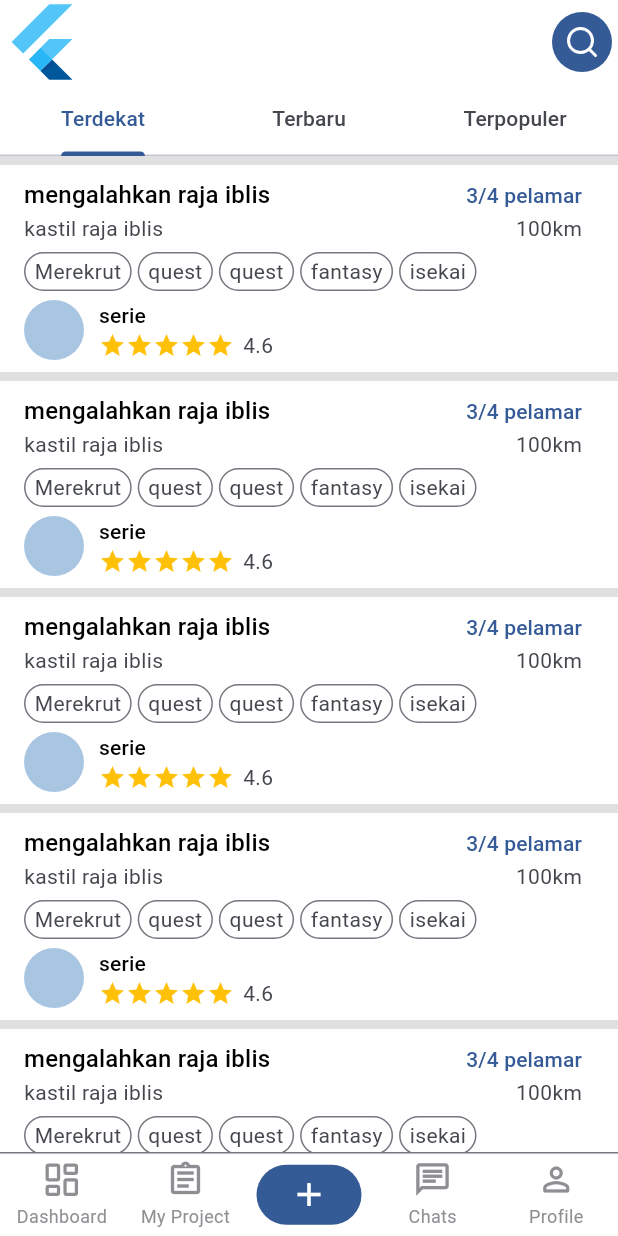
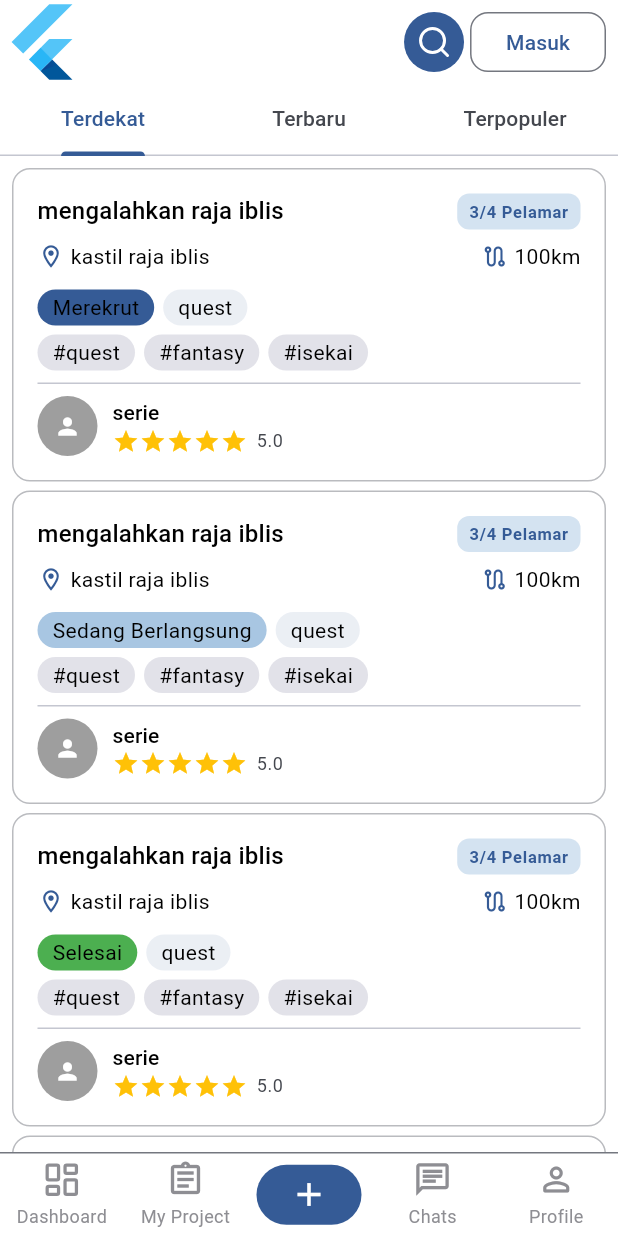
Before and after one commit to Ariyalex/SEJASA, a Flutter app: the screen it shows after launch, on a phone screen of 412 x 824 dp. Run offline on Flutter 3.47's test engine with Material 3 defaults, Android fonts, the phone set to English and light mode, and no system bars; drawn by our look-alikes of flutter_rating_bar, persistent_bottom_nav_bar_v2; our stand-ins replace bloc_concurrency, connectivity_plus, dio, equatable, flex_color_scheme, flutter_bloc and 8 more.

Commit message:
feat: refactor project management structure, enhance UI components, and implement new features across various modules
- Refactored dashboard module into dashboard_project module.
- Implemented project management features with repository pattern and added dashboard bloc for state management.
- Enhanced UI components for project display, including dynamic titles in MyChip widget.
- Updated project list widgets to improve loading states and added skeleton loaders.
- Introduced MyOutlineButton for consistent button styling.
- Added support for new project statuses and their corresponding UI representations.
- Removed deprecated project module and migrated relevant functionality to my_project module.
- Updated pubspec.yaml to include bloc_concurrency package for improved event handling.

```diff
--- a/lib/core/widgets/build_project_list_fetch_page_widget.dart
+++ b/lib/core/widgets/build_project_list_fetch_page_widget.dart
@@ -32,21 +32,22 @@ class BuildProjectListFetchPageWidget extends HookWidget {
   Widget build(BuildContext context) {
     return RefreshIndicator(
       onRefresh: onRefresh,
-      child: NotificationListener<ScrollNotification>(
-        onNotification: (ScrollNotification scrollInfo) {
-          if (!hasReachedMax &&
-              !isFetchingMore &&
-              scrollInfo.metrics.pixels >=
-                  scrollInfo.metrics.maxScrollExtent * 0.9) {
-            onLoadMore();
-          }
-          return false;
-        },
       child: ListView.separated(
-          padding: EdgeInsets.symmetric(vertical: 6),
+        padding: EdgeInsets.all(8),
         itemCount: isLoading ? 10 : projects.length + (hasReachedMax ? 0 : 5),
         separatorBuilder: (context, index) => SizedBox(height: 6),
         itemBuilder: (context, index) {
+          if (!isLoading &&
+              !isFetchingMore &&
+              !hasReachedMax &&
+              index == projects.length + 1) {
+            WidgetsBinding.instance.addPostFrameCallback((_) {
+              print(
+                "🚀 Load more dipicu tepat saat skeleton pertama dirender!",
+              );
+              onLoadMore();
+            });
+          }
           if (index >= projects.length || isLoading) {
             return Skeletonizer(
               child: ProjectItemWidget(
@@ -70,7 +71,6 @@ class BuildProjectListFetchPageWidget extends HookWidget {
           );
         },
       ),
-      ),
     );
   }
 }
--- a/lib/core/widgets/build_project_list_widget.dart
+++ b/lib/core/widgets/build_project_list_widget.dart
@@ -22,7 +22,7 @@ class BuildProjectListWidget extends StatelessWidget {
     return RefreshIndicator(
       onRefresh: onRefresh,
       child: ListView.separated(
-        padding: EdgeInsets.symmetric(vertical: 6),
+        padding: EdgeInsets.all(8),
         itemCount: isLoading ? 5 : projects.length,
         separatorBuilder: (context, index) => SizedBox(height: 6),
         itemBuilder: (context, index) {
--- /dev/null
+++ b/lib/core/widgets/my_outline_button.dart
@@ -0,0 +1,26 @@
+import 'package:flutter/material.dart';
+
+class MyOutlineButton extends StatelessWidget {
+  final Widget child;
+  final VoidCallback? onPressed;
+  const MyOutlineButton({
+    super.key,
+    required this.child,
+    required this.onPressed,
+  });
+
+  @override
+  Widget build(BuildContext context) {
+    return OutlinedButton(
+      style: ButtonStyle(
+        shape: WidgetStatePropertyAll(
+          RoundedRectangleBorder(
+            borderRadius: BorderRadiusGeometry.circular(12),
+          ),
+        ),
+      ),
+      onPressed: onPressed,
+      child: child,
+    );
+  }
+}
--- a/lib/core/widgets/my_tab_chip.dart
+++ b/lib/core/widgets/my_tab_chip.dart
@@ -14,7 +14,7 @@ class MyTabChip extends StatelessWidget {
         border: Border.all(color: theme.dividerColor),
         borderRadius: BorderRadius.circular(50),
       ),
-      padding: EdgeInsets.symmetric(vertical: 2, horizontal: 6),
+      padding: EdgeInsets.symmetric(vertical: 4, horizontal: 10),
       child: Text(title),
     );
   }
--- a/lib/core/widgets/my_visual_chip.dart
+++ b/lib/core/widgets/my_visual_chip.dart
@@ -1,21 +1,32 @@
 import 'package:flutter/material.dart';
 
 class MyVisualChip extends StatelessWidget {
-  const MyVisualChip({super.key, required this.title});
-
   final String title;
+  final Color? backgroundColor;
+  final Color? textColor;
+  const MyVisualChip({
+    super.key,
+    required this.title,
+    this.backgroundColor,
+    this.textColor,
+  });
 
   @override
   Widget build(BuildContext context) {
     final theme = Theme.of(context);
     return Container(
       decoration: BoxDecoration(
-        color: theme.chipTheme.backgroundColor,
-        border: Border.all(color: theme.dividerColor),
+        color: backgroundColor ?? theme.colorScheme.surfaceContainerHighest,
+        // border: Border.all(color: theme.dividerColor),
         borderRadius: BorderRadius.circular(50),
       ),
-      padding: EdgeInsets.symmetric(vertical: 2, horizontal: 6),
-      child: Text(title),
+      padding: EdgeInsets.symmetric(vertical: 2, horizontal: 10),
+      child: Text(
+        title,
+        style: theme.chipTheme.labelStyle?.copyWith(
+          color: textColor ?? theme.colorScheme.onSurfaceVariant,
+        ),
+      ),
     );
   }
 }
--- a/lib/core/widgets/project_item_widget.dart
+++ b/lib/core/widgets/project_item_widget.dart
@@ -15,96 +15,129 @@ class ProjectItemWidget extends StatelessWidget {
   @override
   Widget build(BuildContext context) {
     final theme = Theme.of(context);
-    if (isMyProject) {
-      return myProjectTile(theme);
-    } else {
-      return otherProjectTile(theme);
-    }
-  }
-
-  Widget myProjectTile(ThemeData theme) {
-    return ListTile(
-      title: Row(
+    return InkWell(
+      onTap: () {},
+      child: Container(
+        padding: const EdgeInsets.all(16),
+        decoration: BoxDecoration(
+          color: theme.scaffoldBackgroundColor,
+          borderRadius: BorderRadius.circular(12),
+          border: Border.all(color: theme.dividerColor.withValues(alpha: 0.5)),
+        ),
+        child: Column(
+          crossAxisAlignment: CrossAxisAlignment.start,
+          spacing: 8,
+          children: [
+            Row(
               mainAxisAlignment: MainAxisAlignment.spaceBetween,
+              spacing: 8,
               children: [
-          Text(project.title, style: theme.textTheme.titleMedium),
-          Text(
-            "${project.participant} pelamar",
-            style: theme.textTheme.titleSmall!.copyWith(
+                Expanded(
+                  child: Text(
+                    project.title,
+                    style: theme.textTheme.titleMedium,
+                  ),
+                ),
+                Container(
+                  padding: const EdgeInsets.symmetric(
+                    horizontal: 8,
+                    vertical: 4,
+                  ),
+                  decoration: BoxDecoration(
+                    color: theme.colorScheme.primaryContainer.withValues(
+                      alpha: 0.5,
+                    ),
+                    borderRadius: BorderRadius.circular(8),
+                  ),
+                  child: Text(
+                    "${project.participant} Pelamar",
+                    style: theme.textTheme.labelSmall?.copyWith(
                       color: theme.colorScheme.primary,
+                      fontWeight: FontWeight.bold,
+                    ),
                   ),
                 ),
               ],
             ),
-      subtitle: Column(
-        spacing: 6,
+            Column(
               crossAxisAlignment: CrossAxisAlignment.start,
               children: [
                 Row(
                   children: [
+                    Icon(
+                      Icons.location_on_outlined,
+                      size: 18,
+                      color: theme.colorScheme.primary,
+                    ),
+                    const SizedBox(width: 4),
                     Expanded(
-                child: Text(project.address, overflow: TextOverflow.ellipsis),
+                      child: Text(
+                        project.address,
+                        overflow: TextOverflow.ellipsis,
                       ),
+                    ),
+                    const SizedBox(width: 8),
+                    Icon(
+                      Icons.route_outlined,
+                      size: 18,
+                      color: theme.colorScheme.primary,
+                    ),
+                    const SizedBox(width: 4),
                     Text(project.distance),
                   ],
                 ),
+                const SizedBox(height: 12),
+                Row(
+                  spacing: 6,
+                  children: [
+                    MyVisualChip(
+                      title: project.status.display,
+                      textColor: project.status.getTextColor(theme),
+                      backgroundColor: project.status.getBackgroundColor(theme),
+                    ),
+                    MyVisualChip(
+                      title: project.category,
+                      backgroundColor: theme.colorScheme.primary.withValues(
+                        alpha: 0.1,
+                      ),
+                      textColor: theme.colorScheme.primary,
+                    ),
+                  ],
+                ),
+                const SizedBox(height: 6),
                 Wrap(
-            spacing: 4,
-            runSpacing: 4,
-            children: [
-              MyVisualChip(title: project.status.display),
-              MyVisualChip(title: project.category),
-              ...project.hastags?.map<Widget>((e) => MyVisualChip(title: e)) ??
+                  spacing: 6,
+                  runSpacing: 6,
+                  children:
+                      project.hastags
+                          ?.map<Widget>((e) => MyVisualChip(title: "#$e"))
+                          .toList() ??
                       [],
+                ),
+                if (!isMyProject) ...[
+                  const Padding(
+                    padding: EdgeInsets.symmetric(vertical: 8),
+                    child: Divider(height: 1),
+                  ),
+                  _buildOwnerProfile(theme),
+                ],
               ],
             ),
           ],
         ),
-      onTap: () {},
-      tileColor: theme.scaffoldBackgroundColor,
+      ),
     );
   }
 
-  Widget otherProjectTile(ThemeData theme) {
-    return ListTile(
-      title: Row(
-        mainAxisAlignment: MainAxisAlignment.spaceBetween,
-        children: [
-          Text(project.title, style: theme.textTheme.titleMedium),
-          Text(
-            "${project.participant} pelamar",
-            style: theme.textTheme.titleSmall!.copyWith(
-              color: theme.colorScheme.primary,
-            ),
-          ),
-        ],
-      ),
-      subtitle: Column(
-        spacing: 6,
-        crossAxisAlignment: CrossAxisAlignment.start,
-        children: [
-          Row(
-            children: [
-              Expanded(
-                child: Text(project.address, overflow: TextOverflow.ellipsis),
-              ),
-              Text(project.distance),
-            ],
-          ),
-          Wrap(
-            spacing: 4,
-            runSpacing: 4,
-            children: [
-              MyVisualChip(title: project.status.display),
-              MyVisualChip(title: project.category),
-              ...project.hastags?.map<Widget>((e) => MyVisualChip(title: e)) ??
-                  [],
-            ],
-          ),
-          Row(
+  Widget _buildOwnerProfile(ThemeData theme) {
+    return Row(
       spacing: 10,
       children: [
-              CircleAvatar(),
+        CircleAvatar(
+          radius: 20,
+          backgroundColor: Colors.grey,
+          child: Icon(Icons.person, size: 18, color: Colors.white),
+        ),
         Column(
           crossAxisAlignment: CrossAxisAlignment.start,
           children: [
@@ -125,17 +158,17 @@ class ProjectItemWidget extends StatelessWidget {
                   rating: project.ownerRating,
                   itemSize: 18,
                 ),
-                      Text("4.6"),
-                    ],
+                Text(
+                  project.ownerRating.toString(),
+                  style: theme.textTheme.bodySmall?.copyWith(
+                    color: theme.colorScheme.onSurfaceVariant,
+                  ),
                 ),
               ],
             ),
           ],
         ),
       ],
-      ),
-      onTap: () {},
-      tileColor: theme.scaffoldBackgroundColor,
     );
   }
 }
--- a/lib/data/providers/mock/mock_project_provider.dart
+++ b/lib/data/providers/mock/mock_project_provider.dart
@@ -37,7 +37,7 @@ class MockProjectProvider extends RemoteProjectProvider {
           "id": "duhfjsahkdfhas",
           "title": "mengalahkan raja iblis",
           "address": "kastil raja iblis",
-          "status": "hiring",
+          "status": "on_going",
           "distance": "100km",
           "participant": "3/4",
           "category": "quest",
@@ -57,7 +57,7 @@ class MockProjectProvider extends RemoteProjectProvider {
           "id": "duhfjsahkdfhas",
           "title": "mengalahkan raja iblis",
           "address": "kastil raja iblis",
-          "status": "hiring",
+          "status": "completed",
           "distance": "100km",
           "participant": "3/4",
           "category": "quest",
@@ -77,7 +77,7 @@ class MockProjectProvider extends RemoteProjectProvider {
           "id": "duhfjsahkdfhas",
           "title": "mengalahkan raja iblis",
           "address": "kastil raja iblis",
-          "status": "hiring",
+          "status": "cancled",
           "distance": "100km",
           "participant": "3/4",
           "category": "quest",
--- a/lib/data/value_objects/project_status.dart
+++ b/lib/data/value_objects/project_status.dart
@@ -1,3 +1,5 @@
+import 'package:flutter/material.dart';
+
 enum ProjectStatus {
   hiring('hiring', 'Merekrut'),
   going('on_going', 'Sedang Berlangsung'),
@@ -17,4 +19,30 @@ enum ProjectStatus {
       orElse: () => throw Exception('invalid status value: $value'),
     );
   }
+
+  Color getTextColor(ThemeData theme) {
+    switch (this) {
+      case ProjectStatus.hiring:
+        return theme.colorScheme.onPrimary;
+      case ProjectStatus.going:
+        return theme.colorScheme.onSecondary;
+      case ProjectStatus.completed:
+        return Colors.white;
+      case ProjectStatus.cancled:
+        return theme.colorScheme.onError;
+    }
+  }
+
+  Color getBackgroundColor(ThemeData theme) {
+    switch (this) {
+      case ProjectStatus.hiring:
+        return theme.colorScheme.primary;
+      case ProjectStatus.going:
+        return theme.colorScheme.secondary;
+      case ProjectStatus.completed:
+        return Colors.green;
+      case ProjectStatus.cancled:
+        return theme.colorScheme.error;
+    }
+  }
 }
--- a/lib/modules/dashboard_project/bloc/dashboard_project_bloc.dart
+++ b/lib/modules/dashboard_project/bloc/dashboard_project_bloc.dart
@@ -1,3 +1,4 @@
+import 'package:bloc_concurrency/bloc_concurrency.dart';
 import 'package:flutter_bloc/flutter_bloc.dart';
 import 'package:sejasa/data/repositories/project_repository.dart';
 import 'package:sejasa/modules/dashboard_project/bloc/dashboard_project_event.dart';
@@ -10,31 +11,24 @@ class DashboardProjectBloc
   DashboardProjectBloc(this._repository)
     : super(const DashboardProjectState()) {
     on<LoadInitialProjectsEvent>(_onLoadInitialProjectsEvent);
-    on<LoadMoreProjectsEvent>(_onLoadMoreProjectEvent);
+    on<LoadMoreProjectsEvent>(
+      _onLoadMoreProjectEvent,
+      transformer: droppable(),
+    );
   }
 
   Future<void> _onLoadInitialProjectsEvent(
     LoadInitialProjectsEvent event,
     Emitter<DashboardProjectState> emit,
   ) async {
-    final DashboardProjectTabPagingState currentTabState;
-    switch (event.tabType) {
-      case DashboardProjectTabType.closest:
-        currentTabState = state.closest;
-        break;
-      case DashboardProjectTabType.latest:
-        currentTabState = state.latest;
-        break;
-      case DashboardProjectTabType.popular:
-        currentTabState = state.popular;
-        break;
-    }
-
     emit(
       _updateTabState(
+        currentState: state,
+        type: event.tabType,
+        newTabState: _getCurrentTabPagingState(
+          event.tabType,
           state,
-        event.tabType,
-        currentTabState.copyWith(isFetchingInitial: true),
+        ).copyWith(isFetchingInitial: true),
       ),
     );
 
@@ -44,7 +38,8 @@ class DashboardProjectBloc
         type: event.tabType.name,
       );
 
-      final updatedTabState = currentTabState.copyWith(
+      final updatedTabState = _getCurrentTabPagingState(event.tabType, state)
+          .copyWith(
             projects: newProjects,
             currentPage: 1,
             isFetchingMore: false,
@@ -52,15 +47,23 @@ class DashboardProjectBloc
             isFetchingInitial: false,
           );
 
-      final newState = _updateTabState(state, event.tabType, updatedTabState);
+      final newState = _updateTabState(
+        currentState: state,
+        type: event.tabType,
+        newTabState: updatedTabState,
+      );
 
       emit(newState.copyWith(status: DashboardProjectStatus.success));
     } catch (e) {
-      if (currentTabState.projects.isEmpty) {
+      final currentTabState = _getCurrentTabPagingState(event.tabType, state);
+      if (_getCurrentTabPagingState(event.tabType, state).projects.isEmpty) {
         emit(
-          state.copyWith(
+          _updateTabState(
+            currentState: state,
+            type: event.tabType,
             message: e.toString(),
             status: DashboardProjectStatus.error,
+            newTabState: currentTabState.copyWith(isFetchingInitial: false),
           ),
         );
       }
@@ -71,26 +74,16 @@ class DashboardProjectBloc
     LoadMoreProjectsEvent event,
     Emitter<DashboardProjectState> emit,
   ) async {
-    final DashboardProjectTabPagingState currentTabState;
-    switch (event.tabType) {
-      case DashboardProjectTabType.closest:
-        currentTabState = state.closest;
-        break;
-      case DashboardProjectTabType.latest:
-        currentTabState = state.latest;
-        break;
-      case DashboardProjectTabType.popular:
-        currentTabState = state.popular;
-        break;
-    }
+    final DashboardProjectTabPagingState currentTabState =
+        _getCurrentTabPagingState(event.tabType, state);
 
     if (currentTabState.hasReachedMax || currentTabState.isFetchingMore) return;
 
     emit(
       _updateTabState(
-        state,
-        event.tabType,
-        currentTabState.copyWith(isFetchingMore: true),
+        currentState: state,
+        type: event.tabType,
+        newTabState: currentTabState.copyWith(isFetchingMore: true),
       ),
     );
     try {
@@ -100,37 +93,78 @@ class DashboardProjectBloc
         type: event.tabType.name,
       );
 
-      final updatedTabState = currentTabState.copyWith(
-        projects: [...currentTabState.projects, ...newProjects],
+      final updatedTabState = _getCurrentTabPagingState(event.tabType, state)
+          .copyWith(
+            projects: [
+              ..._getCurrentTabPagingState(event.tabType, state).projects,
+              ...newProjects,
+            ],
             currentPage: nextPage,
             isFetchingMore: false,
             hasReachedMax: newProjects.isEmpty,
           );
 
-      emit(_updateTabState(state, event.tabType, updatedTabState));
+      emit(
+        _updateTabState(
+          currentState: state,
+          type: event.tabType,
+          newTabState: updatedTabState,
+        ),
+      );
     } catch (e) {
       emit(
         _updateTabState(
+          currentState: state,
+          type: event.tabType,
+          newTabState: _getCurrentTabPagingState(
+            event.tabType,
             state,
-          event.tabType,
-          currentTabState.copyWith(isFetchingMore: false),
+          ).copyWith(isFetchingMore: false),
         ).copyWith(status: DashboardProjectStatus.error, message: e.toString()),
       );
     }
   }
 
-  DashboardProjectState _updateTabState(
-    DashboardProjectState currentState,
+  DashboardProjectState _updateTabState({
+    required DashboardProjectState currentState,
+    required DashboardProjectTabType type,
+    DashboardProjectTabPagingState? newTabState,
+    DashboardProjectStatus? status,
+    String? message,
+  }) {
+    switch (type) {
+      case DashboardProjectTabType.closest:
+        return currentState.copyWith(
+          closest: newTabState,
+          status: status,
+          message: message,
+        );
+      case DashboardProjectTabType.latest:
+        return currentState.copyWith(
+          latest: newTabState,
+          status: status,
+          message: message,
+        );
+      case DashboardProjectTabType.popular:
+        return currentState.copyWith(
+          popular: newTabState,
+          status: status,
+          message: message,
+        );
+    }
+  }
+
+  DashboardProjectTabPagingState _getCurrentTabPagingState(
     DashboardProjectTabType type,
-    DashboardProjectTabPagingState newTabState,
+    DashboardProjectState state,
   ) {
     switch (type) {
       case DashboardProjectTabType.closest:
-        return currentState.copyWith(closest: newTabState);
+        return state.closest;
       case DashboardProjectTabType.latest:
-        return currentState.copyWith(latest: newTabState);
+        return state.latest;
       case DashboardProjectTabType.popular:
-        return currentState.copyWith(popular: newTabState);
+        return state.popular;
     }
   }
 }
--- a/lib/modules/dashboard_project/view/dashboard_screen.dart
+++ b/lib/modules/dashboard_project/view/dashboard_screen.dart
@@ -2,6 +2,7 @@ import 'package:flutter/material.dart';
 import 'package:flutter_bloc/flutter_bloc.dart';
 import 'package:flutter_hooks/flutter_hooks.dart';
 import 'package:lucide_icons_flutter/lucide_icons.dart';
+import 'package:sejasa/core/widgets/my_outline_button.dart';
 import 'package:sejasa/modules/dashboard_project/bloc/dashboard_project_bloc.dart';
 import 'package:sejasa/modules/dashboard_project/bloc/dashboard_project_event.dart';
 import 'package:sejasa/modules/dashboard_project/bloc/dashboard_project_state.dart';
@@ -31,8 +32,6 @@ class DashboardScreen extends HookWidget {
     }, []);
 
     return Scaffold(
-      backgroundColor: theme.focusColor,
-
       body: NestedScrollView(
         headerSliverBuilder: (context, innerBoxIsScrolled) {
           return [
@@ -42,6 +41,7 @@ class DashboardScreen extends HookWidget {
               snap: true,
               pinned: true,
               surfaceTintColor: Colors.transparent,
+              actionsPadding: EdgeInsets.symmetric(horizontal: 8),
               actions: [
                 IconButton.filled(
                   onPressed: () {},
@@ -50,6 +50,7 @@ class DashboardScreen extends HookWidget {
                     color: theme.colorScheme.onPrimary,
                   ),
                 ),
+                MyOutlineButton(onPressed: () {}, child: Text("Masuk")),
               ],
               bottom: TabBar(
                 controller: tabBarController,
@@ -70,7 +71,6 @@ class DashboardScreen extends HookWidget {
             } else {
               return TabBarView(
                 controller: tabBarController,
-
                 children: [
                   BuildProjectListFetchPageWidget(
                     projects: state.closest.projects,
--- a/lib/modules/main_tab/view/main_tab.dart
+++ b/lib/modules/main_tab/view/main_tab.dart
@@ -8,8 +8,8 @@ import 'package:sejasa/modules/dashboard_project/bloc/dashboard_project_bloc.dar
 import 'package:sejasa/modules/dashboard_project/view/dashboard_screen.dart';
 import 'package:sejasa/modules/main_tab/bloc/main_tab_bloc.dart';
 import 'package:sejasa/modules/main_tab/bloc/main_tab_state.dart';
-import 'package:sejasa/modules/project/bloc/project_bloc.dart';
-import 'package:sejasa/modules/project/view/my_project_screen.dart';
+import 'package:sejasa/modules/my_project/bloc/project_bloc.dart';
+import 'package:sejasa/modules/my_project/view/my_project_screen.dart';
 
 class MainTab extends StatelessWidget {
   const MainTab({super.key});
--- a/lib/modules/project/bloc/project_bloc.dart
+++ b/lib/modules/my_project/bloc/project_bloc.dart
@@ -1,7 +1,7 @@
 import 'package:flutter_bloc/flutter_bloc.dart';
 import 'package:sejasa/data/repositories/project_repository.dart';
-import 'package:sejasa/modules/project/bloc/project_event.dart';
-import 'package:sejasa/modules/project/bloc/project_state.dart';
+import 'package:sejasa/modules/my_project/bloc/project_event.dart';
+import 'package:sejasa/modules/my_project/bloc/project_state.dart';
 
 class ProjectBloc extends Bloc<ProjectEvent, ProjectState> {
   final ProjectRepository _repository;
--- a/pubspec.yaml
+++ b/pubspec.yaml
@@ -50,6 +50,7 @@ dependencies:
   persistent_bottom_nav_bar_v2: ^6.3.2
   flutter_rating_bar: ^4.0.1
   skeletonizer: ^2.1.3
+  bloc_concurrency: ^0.3.0
 
 dev_dependencies:
   flutter_test:
```
Also changed, not shown: lib/modules/my_project/view/my_project_screen.dart (renamed from lib/modules/project/view/my_project_screen.dart, +5 -8 lines), lib/modules/my_project/bloc/project_event.dart (renamed from lib/modules/project/bloc/project_event.dart), lib/modules/my_project/bloc/project_state.dart (renamed from lib/modules/project/bloc/project_state.dart), pubspec.lock. Lines whose indentation alone changed are shown as unchanged.
